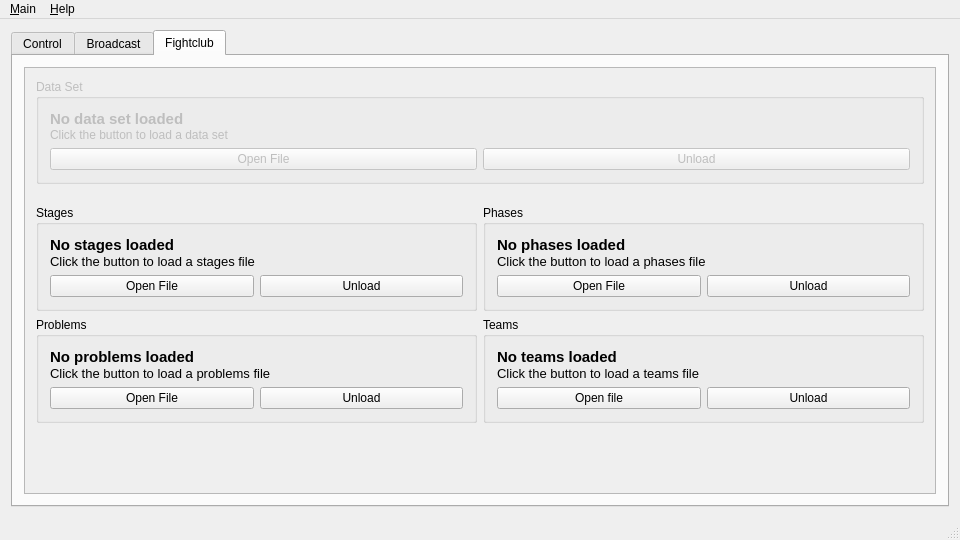
Qt form client/fightclubclient.ui (SFr682k/fightclub) before a commit.
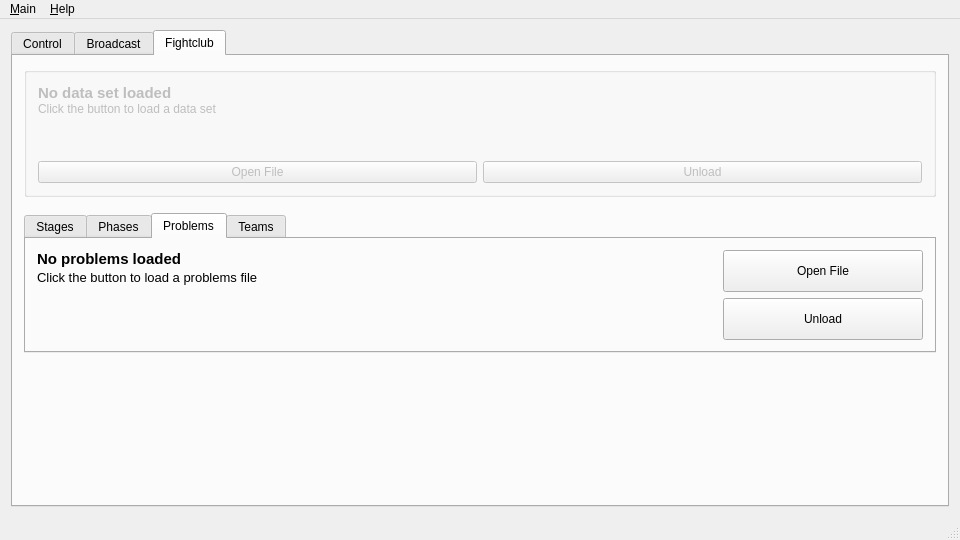
The same form after that commit. The open tabs and pages were chosen to show the change. Icons and pictures are not drawn.

The edit to the form file:
```diff
--- a/client/fightclubclient.ui
+++ b/client/fightclubclient.ui
@@ -38,7 +38,17 @@
        </attribute>
        <layout class="QVBoxLayout" name="verticalLayout_4">
         <item>
-         <layout class="QHBoxLayout" name="phaseoviewframe">
+         <widget class="QGroupBox" name="phaseoverview">
+          <property name="maximumSize">
+           <size>
+            <width>16777215</width>
+            <height>250</height>
+           </size>
+          </property>
+          <property name="title">
+           <string/>
+          </property>
+          <layout class="QHBoxLayout" name="horizontalLayout_8">
           <item>
            <layout class="QVBoxLayout" name="verticalLayout_6">
             <property name="spacing">
@@ -540,6 +550,7 @@
            </layout>
           </item>
          </layout>
+         </widget>
         </item>
         <item>
          <widget class="QGroupBox" name="currentphasebox">
@@ -1304,30 +1315,18 @@
        </attribute>
        <layout class="QVBoxLayout" name="verticalLayout_11">
         <item>
-         <widget class="QScrollArea" name="scrollArea">
-          <property name="widgetResizable">
-           <bool>true</bool>
-          </property>
-          <widget class="QWidget" name="scrollAreaWidgetContents">
-           <property name="geometry">
-            <rect>
-             <x>0</x>
-             <y>-47</y>
-             <width>904</width>
-             <height>471</height>
-            </rect>
-           </property>
-           <layout class="QVBoxLayout" name="verticalLayout_15">
-            <property name="bottomMargin">
-             <number>0</number>
-            </property>
-            <item>
              <widget class="QGroupBox" name="dataSetBox">
               <property name="enabled">
                <bool>false</bool>
               </property>
+          <property name="maximumSize">
+           <size>
+            <width>16777215</width>
+            <height>130</height>
+           </size>
+          </property>
               <property name="title">
-               <string>Data Set</string>
+           <string/>
               </property>
               <layout class="QVBoxLayout" name="verticalLayout_8">
                <property name="spacing">
@@ -1374,9 +1373,6 @@
                  <property name="orientation">
                   <enum>Qt::Vertical</enum>
                  </property>
-                 <property name="sizeType">
-                  <enum>QSizePolicy::Preferred</enum>
-                 </property>
                  <property name="sizeHint" stdset="0">
                   <size>
                    <width>20</width>
@@ -1455,24 +1451,31 @@
               <property name="sizeHint" stdset="0">
                <size>
                 <width>20</width>
-                <height>15</height>
+            <height>10</height>
                </size>
               </property>
              </spacer>
             </item>
             <item>
-             <layout class="QGridLayout" name="gridLayout_3" columnstretch="1,1">
-              <property name="sizeConstraint">
-               <enum>QLayout::SetDefaultConstraint</enum>
-              </property>
-              <item row="0" column="0">
-               <widget class="QGroupBox" name="stagesBox">
-                <property name="title">
+         <widget class="QTabWidget" name="tabWidget_2">
+          <property name="maximumSize">
+           <size>
+            <width>16777215</width>
+            <height>140</height>
+           </size>
+          </property>
+          <property name="currentIndex">
+           <number>0</number>
+          </property>
+          <widget class="QWidget" name="stageFileTab">
+           <attribute name="title">
                  <string>Stages</string>
-                </property>
-                <layout class="QVBoxLayout" name="verticalLayout_9">
+           </attribute>
+           <layout class="QHBoxLayout" name="horizontalLayout_9">
+            <item>
+             <layout class="QVBoxLayout" name="verticalLayout_14">
                  <property name="spacing">
-                  <number>0</number>
+               <number>2</number>
                  </property>
                  <item>
                   <widget class="QLabel" name="stagesFileTitle">
@@ -1500,7 +1503,7 @@
                  <item>
                   <widget class="QLabel" name="stagesFileDescr">
                    <property name="sizePolicy">
-                    <sizepolicy hsizetype="Preferred" vsizetype="Fixed">
+                 <sizepolicy hsizetype="Expanding" vsizetype="Fixed">
                      <horstretch>0</horstretch>
                      <verstretch>0</verstretch>
                     </sizepolicy>
@@ -1523,27 +1526,38 @@
                    <property name="orientation">
                     <enum>Qt::Vertical</enum>
                    </property>
-                   <property name="sizeType">
-                    <enum>QSizePolicy::Preferred</enum>
-                   </property>
                    <property name="sizeHint" stdset="0">
                     <size>
                      <width>20</width>
-                     <height>6</height>
+                  <height>40</height>
                     </size>
                    </property>
                   </spacer>
                  </item>
+             </layout>
+            </item>
                  <item>
-                  <layout class="QHBoxLayout" name="horizontalLayout_4">
+             <layout class="QVBoxLayout" name="verticalLayout_15">
                    <item>
                     <widget class="QPushButton" name="loadStagesFile">
                      <property name="sizePolicy">
-                      <sizepolicy hsizetype="Minimum" vsizetype="Minimum">
+                 <sizepolicy hsizetype="Maximum" vsizetype="Minimum">
                        <horstretch>0</horstretch>
                        <verstretch>0</verstretch>
                       </sizepolicy>
                      </property>
+                <property name="minimumSize">
+                 <size>
+                  <width>200</width>
+                  <height>0</height>
+                 </size>
+                </property>
+                <property name="maximumSize">
+                 <size>
+                  <width>200</width>
+                  <height>16777215</height>
+                 </size>
+                </property>
                      <property name="text">
                       <string>Open File</string>
                      </property>
@@ -1562,116 +1576,24 @@
                    <item>
                     <widget class="QPushButton" name="unloadStagesFile">
                      <property name="sizePolicy">
-                      <sizepolicy hsizetype="Minimum" vsizetype="Minimum">
+                 <sizepolicy hsizetype="Maximum" vsizetype="Minimum">
                        <horstretch>0</horstretch>
                        <verstretch>0</verstretch>
                       </sizepolicy>
                      </property>
-                     <property name="text">
-                      <string>Unload</string>
-                     </property>
-                     <property name="icon">
-                      <iconset resource="resources.qrc">
-                       <normaloff>:/breeze-icons/edit-clear-24.png</normaloff>:/breeze-icons/edit-clear-24.png</iconset>
-                     </property>
-                     <property name="iconSize">
+                <property name="minimumSize">
                       <size>
-                       <width>24</width>
-                       <height>24</height>
-                      </size>
-                     </property>
-                    </widget>
-                   </item>
-                  </layout>
-                 </item>
-                </layout>
-               </widget>
-              </item>
-              <item row="2" column="0">
-               <widget class="QGroupBox" name="problemsBox">
-                <property name="title">
-                 <string>Problems</string>
-                </property>
-                <layout class="QVBoxLayout" name="verticalLayout_14">
-                 <property name="spacing">
-                  <number>0</number>
-                 </property>
-                 <item>
-                  <widget class="QLabel" name="problemsFileTitle">
-                   <property name="font">
-                    <font>
-                     <pointsize>11</pointsize>
-                     <weight>75</weight>
-                     <bold>true</bold>
-                    </font>
-                   </property>
-                   <property name="text">
-                    <string>No problems loaded</string>
-                   </property>
-                   <property name="wordWrap">
-                    <bool>true</bool>
-                   </property>
-                  </widget>
-                 </item>
-                 <item>
-                  <widget class="QLabel" name="problemsFileDescr">
-                   <property name="font">
-                    <font>
-                     <pointsize>10</pointsize>
-                    </font>
-                   </property>
-                   <property name="text">
-                    <string>Click the button to load a problems file</string>
-                   </property>
-                   <property name="wordWrap">
-                    <bool>true</bool>
-                   </property>
-                  </widget>
-                 </item>
-                 <item>
-                  <spacer name="verticalSpacer_9">
-                   <property name="orientation">
-                    <enum>Qt::Vertical</enum>
-                   </property>
-                   <property name="sizeType">
-                    <enum>QSizePolicy::Preferred</enum>
-                   </property>
-                   <property name="sizeHint" stdset="0">
+                  <width>200</width>
+                  <height>0</height>
+                 </size>
+                </property>
+                <property name="maximumSize">
                     <size>
-                     <width>20</width>
-                     <height>6</height>
-                    </size>
-                   </property>
-                  </spacer>
-                 </item>
-                 <item>
-                  <layout class="QHBoxLayout" name="horizontalLayout_3">
-                   <item>
-                    <widget class="QPushButton" name="loadProblemsFile">
-                     <property name="sizePolicy">
-                      <sizepolicy hsizetype="Minimum" vsizetype="Minimum">
-                       <horstretch>0</horstretch>
-                       <verstretch>0</verstretch>
-                      </sizepolicy>
-                     </property>
+                  <width>200</width>
+                  <height>16777215</height>
+                 </size>
+                </property>
                      <property name="text">
-                      <string>Open File</string>
-                     </property>
-                     <property name="icon">
-                      <iconset resource="resources.qrc">
-                       <normaloff>:/breeze-icons/document-open-24.png</normaloff>:/breeze-icons/document-open-24.png</iconset>
-                     </property>
-                     <property name="iconSize">
-                      <size>
-                       <width>24</width>
-                       <height>24</height>
-                      </size>
-                     </property>
-                    </widget>
-                   </item>
-                   <item>
-                    <widget class="QPushButton" name="unloadProblemsFile">
-                     <property name="text">
                       <string>Unload</string>
                      </property>
                      <property name="icon">
@@ -1690,15 +1612,15 @@
                  </item>
                 </layout>
                </widget>
-              </item>
-              <item row="0" column="1">
-               <widget class="QGroupBox" name="phasesBox">
-                <property name="title">
+          <widget class="QWidget" name="phasesFileTab">
+           <attribute name="title">
                  <string>Phases</string>
-                </property>
-                <layout class="QVBoxLayout" name="verticalLayout_10">
+           </attribute>
+           <layout class="QHBoxLayout" name="horizontalLayout_4">
+            <item>
+             <layout class="QVBoxLayout" name="verticalLayout_17">
                  <property name="spacing">
-                  <number>0</number>
+               <number>2</number>
                  </property>
                  <item>
                   <widget class="QLabel" name="phasesFileTitle">
@@ -1726,7 +1648,7 @@
                  <item>
                   <widget class="QLabel" name="phasesFileDescr">
                    <property name="sizePolicy">
-                    <sizepolicy hsizetype="Preferred" vsizetype="Fixed">
+                 <sizepolicy hsizetype="Expanding" vsizetype="Fixed">
                      <horstretch>0</horstretch>
                      <verstretch>0</verstretch>
                     </sizepolicy>
@@ -1749,19 +1671,18 @@
                    <property name="orientation">
                     <enum>Qt::Vertical</enum>
                    </property>
-                   <property name="sizeType">
-                    <enum>QSizePolicy::Preferred</enum>
-                   </property>
                    <property name="sizeHint" stdset="0">
                     <size>
                      <width>20</width>
-                     <height>6</height>
+                  <height>40</height>
                     </size>
                    </property>
                   </spacer>
                  </item>
+             </layout>
+            </item>
                  <item>
-                  <layout class="QHBoxLayout" name="horizontalLayout_6">
+             <layout class="QVBoxLayout" name="verticalLayout_16">
                    <item>
                     <widget class="QPushButton" name="loadPhasesFile">
                      <property name="sizePolicy">
@@ -1772,10 +1693,16 @@
                      </property>
                      <property name="minimumSize">
                       <size>
-                       <width>120</width>
+                  <width>200</width>
                        <height>0</height>
                       </size>
                      </property>
+                <property name="maximumSize">
+                 <size>
+                  <width>200</width>
+                  <height>16777215</height>
+                 </size>
+                </property>
                      <property name="text">
                       <string>Open File</string>
                      </property>
@@ -1799,6 +1726,18 @@
                        <verstretch>0</verstretch>
                       </sizepolicy>
                      </property>
+                <property name="minimumSize">
+                 <size>
+                  <width>200</width>
+                  <height>0</height>
+                 </size>
+                </property>
+                <property name="maximumSize">
+                 <size>
+                  <width>200</width>
+                  <height>16777215</height>
+                 </size>
+                </property>
                      <property name="text">
                       <string>Unload</string>
                      </property>
@@ -1818,18 +1757,169 @@
                  </item>
                 </layout>
                </widget>
+          <widget class="QWidget" name="problemsFileTab">
+           <attribute name="title">
+            <string>Problems</string>
+           </attribute>
+           <layout class="QHBoxLayout" name="horizontalLayout_6">
+            <item>
+             <layout class="QVBoxLayout" name="verticalLayout_18">
+              <property name="spacing">
+               <number>2</number>
+              </property>
+              <item>
+               <widget class="QLabel" name="problemsFileTitle">
+                <property name="sizePolicy">
+                 <sizepolicy hsizetype="Ignored" vsizetype="Fixed">
+                  <horstretch>0</horstretch>
+                  <verstretch>0</verstretch>
+                 </sizepolicy>
+                </property>
+                <property name="font">
+                 <font>
+                  <pointsize>11</pointsize>
+                  <weight>75</weight>
+                  <bold>true</bold>
+                 </font>
+                </property>
+                <property name="text">
+                 <string>No problems loaded</string>
+                </property>
+                <property name="wordWrap">
+                 <bool>true</bool>
+                </property>
+               </widget>
               </item>
-              <item row="2" column="1">
-               <widget class="QGroupBox" name="teamsBox">
-                <property name="title">
+              <item>
+               <widget class="QLabel" name="problemsFileDescr">
+                <property name="sizePolicy">
+                 <sizepolicy hsizetype="Expanding" vsizetype="Fixed">
+                  <horstretch>0</horstretch>
+                  <verstretch>0</verstretch>
+                 </sizepolicy>
+                </property>
+                <property name="font">
+                 <font>
+                  <pointsize>10</pointsize>
+                 </font>
+                </property>
+                <property name="text">
+                 <string>Click the button to load a problems file</string>
+                </property>
+                <property name="wordWrap">
+                 <bool>true</bool>
+                </property>
+               </widget>
+              </item>
+              <item>
+               <spacer name="verticalSpacer_9">
+                <property name="orientation">
+                 <enum>Qt::Vertical</enum>
+                </property>
+                <property name="sizeHint" stdset="0">
+                 <size>
+                  <width>20</width>
+                  <height>40</height>
+                 </size>
+                </property>
+               </spacer>
+              </item>
+             </layout>
+            </item>
+            <item>
+             <layout class="QVBoxLayout" name="verticalLayout_9">
+              <item>
+               <widget class="QPushButton" name="loadProblemsFile">
+                <property name="sizePolicy">
+                 <sizepolicy hsizetype="Minimum" vsizetype="Minimum">
+                  <horstretch>0</horstretch>
+                  <verstretch>0</verstretch>
+                 </sizepolicy>
+                </property>
+                <property name="minimumSize">
+                 <size>
+                  <width>200</width>
+                  <height>0</height>
+                 </size>
+                </property>
+                <property name="maximumSize">
+                 <size>
+                  <width>200</width>
+                  <height>16777215</height>
+                 </size>
+                </property>
+                <property name="text">
+                 <string>Open File</string>
+                </property>
+                <property name="icon">
+                 <iconset resource="resources.qrc">
+                  <normaloff>:/breeze-icons/document-open-24.png</normaloff>:/breeze-icons/document-open-24.png</iconset>
+                </property>
+                <property name="iconSize">
+                 <size>
+                  <width>24</width>
+                  <height>24</height>
+                 </size>
+                </property>
+               </widget>
+              </item>
+              <item>
+               <widget class="QPushButton" name="unloadProblemsFile">
+                <property name="sizePolicy">
+                 <sizepolicy hsizetype="Minimum" vsizetype="Minimum">
+                  <horstretch>0</horstretch>
+                  <verstretch>0</verstretch>
+                 </sizepolicy>
+                </property>
+                <property name="minimumSize">
+                 <size>
+                  <width>200</width>
+                  <height>0</height>
+                 </size>
+                </property>
+                <property name="maximumSize">
+                 <size>
+                  <width>200</width>
+                  <height>16777215</height>
+                 </size>
+                </property>
+                <property name="text">
+                 <string>Unload</string>
+                </property>
+                <property name="icon">
+                 <iconset resource="resources.qrc">
+                  <normaloff>:/breeze-icons/edit-clear-24.png</normaloff>:/breeze-icons/edit-clear-24.png</iconset>
+                </property>
+                <property name="iconSize">
+                 <size>
+                  <width>24</width>
+                  <height>24</height>
+                 </size>
+                </property>
+               </widget>
+              </item>
+             </layout>
+            </item>
+           </layout>
+          </widget>
+          <widget class="QWidget" name="teamsFileTab">
+           <attribute name="title">
                  <string>Teams</string>
-                </property>
-                <layout class="QVBoxLayout" name="verticalLayout_16">
+           </attribute>
+           <layout class="QHBoxLayout" name="horizontalLayout_3">
+            <item>
+             <layout class="QVBoxLayout" name="verticalLayout_19">
                  <property name="spacing">
-                  <number>0</number>
+               <number>2</number>
                  </property>
                  <item>
                   <widget class="QLabel" name="teamsFileTitle">
+                <property name="sizePolicy">
+                 <sizepolicy hsizetype="Ignored" vsizetype="Fixed">
+                  <horstretch>0</horstretch>
+                  <verstretch>0</verstretch>
+                 </sizepolicy>
+                </property>
                    <property name="font">
                     <font>
                      <pointsize>11</pointsize>
@@ -1847,6 +1937,12 @@
                  </item>
                  <item>
                   <widget class="QLabel" name="teamsFileDescr">
+                <property name="sizePolicy">
+                 <sizepolicy hsizetype="Expanding" vsizetype="Fixed">
+                  <horstretch>0</horstretch>
+                  <verstretch>0</verstretch>
+                 </sizepolicy>
+                </property>
                    <property name="font">
                     <font>
                      <pointsize>10</pointsize>
@@ -1865,23 +1961,40 @@
                    <property name="orientation">
                     <enum>Qt::Vertical</enum>
                    </property>
-                   <property name="sizeType">
-                    <enum>QSizePolicy::Preferred</enum>
-                   </property>
                    <property name="sizeHint" stdset="0">
                     <size>
                      <width>20</width>
-                     <height>6</height>
+                  <height>40</height>
                     </size>
                    </property>
                   </spacer>
                  </item>
+             </layout>
+            </item>
                  <item>
-                  <layout class="QHBoxLayout" name="horizontalLayout_7">
+             <layout class="QVBoxLayout" name="verticalLayout_10">
                    <item>
                     <widget class="QPushButton" name="loadTeamsFile">
+                <property name="sizePolicy">
+                 <sizepolicy hsizetype="Minimum" vsizetype="Minimum">
+                  <horstretch>0</horstretch>
+                  <verstretch>0</verstretch>
+                 </sizepolicy>
+                </property>
+                <property name="minimumSize">
+                 <size>
+                  <width>200</width>
+                  <height>0</height>
+                 </size>
+                </property>
+                <property name="maximumSize">
+                 <size>
+                  <width>200</width>
+                  <height>16777215</height>
+                 </size>
+                </property>
                      <property name="text">
-                      <string>Open file</string>
+                 <string>Open File</string>
                      </property>
                      <property name="icon">
                       <iconset resource="resources.qrc">
@@ -1897,6 +2010,24 @@
                    </item>
                    <item>
                     <widget class="QPushButton" name="unloadTeamsFile">
+                <property name="sizePolicy">
+                 <sizepolicy hsizetype="Minimum" vsizetype="Minimum">
+                  <horstretch>0</horstretch>
+                  <verstretch>0</verstretch>
+                 </sizepolicy>
+                </property>
+                <property name="minimumSize">
+                 <size>
+                  <width>200</width>
+                  <height>0</height>
+                 </size>
+                </property>
+                <property name="maximumSize">
+                 <size>
+                  <width>200</width>
+                  <height>16777215</height>
+                 </size>
+                </property>
                      <property name="text">
                       <string>Unload</string>
                      </property>
@@ -1916,8 +2047,7 @@
                  </item>
                 </layout>
                </widget>
-              </item>
-             </layout>
+         </widget>
             </item>
             <item>
              <spacer name="verticalSpacer_5">
@@ -1927,14 +2057,10 @@
               <property name="sizeHint" stdset="0">
                <size>
                 <width>20</width>
-                <height>40</height>
+            <height>20</height>
                </size>
               </property>
              </spacer>
-            </item>
-           </layout>
-          </widget>
-         </widget>
         </item>
        </layout>
       </widget>
```
Lines whose indentation alone changed are shown as unchanged.
